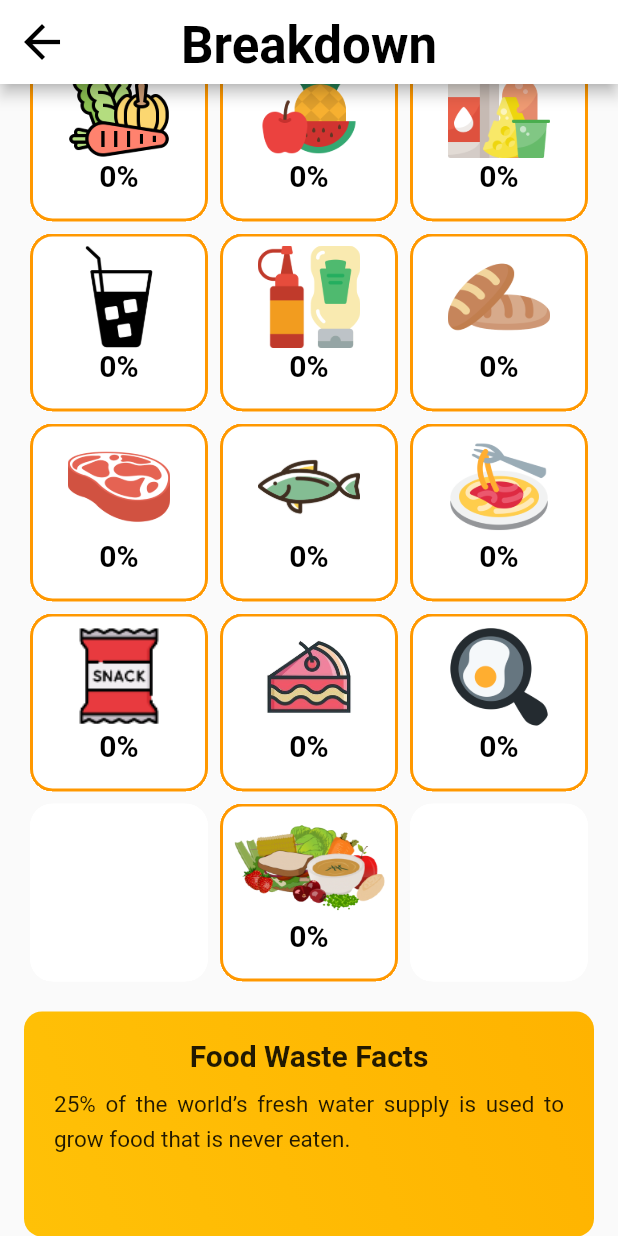
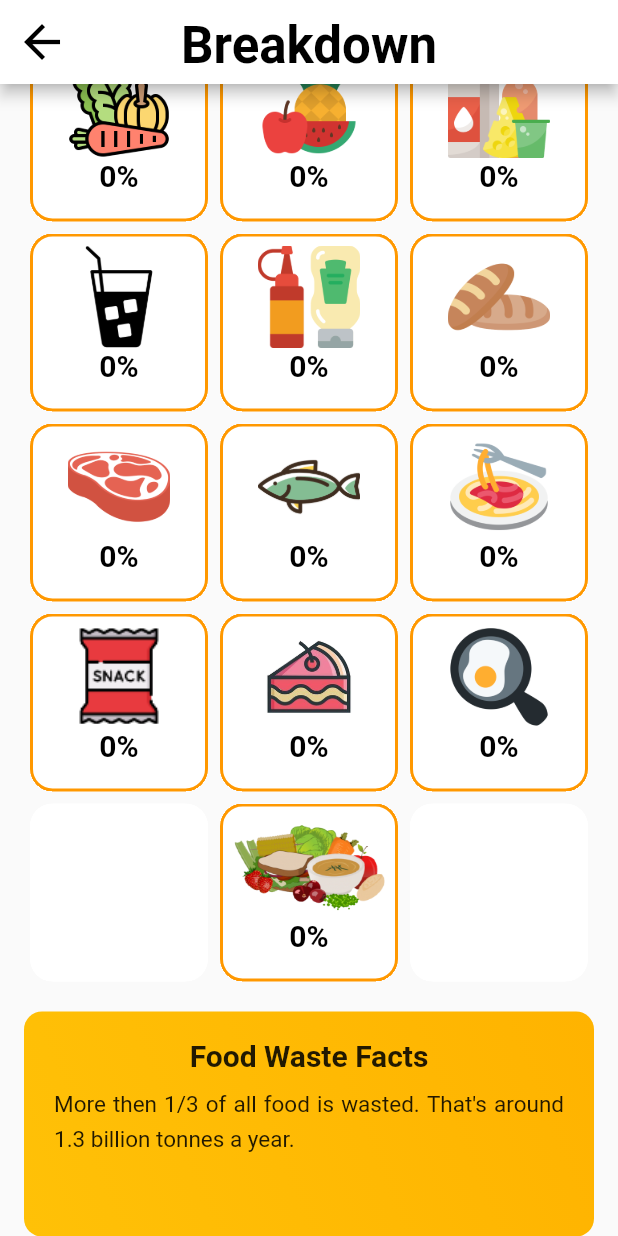
Before and after one commit to NterpriseCEO/GoogleSolutions, a Flutter app: the Dashboard screen opened by its route, scrolled down 387 dp, on a phone screen of 412 x 824 dp. Run offline on Flutter 3.47's test engine with Material 2 defaults, Android fonts, the phone set to English and light mode, and no system bars; drawn by our look-alikes of pie_chart; our stand-ins replace camera, cloud_firestore, firebase_auth, firebase_core, firebase_messaging, flutter_local_notifications and 8 more; missing offline and left inert: flutter_picker, google_ml_kit; accounts and stored records are empty; statements that could not run were skipped.

Commit message:
Updated food facts

```diff
--- a/lib/pages/Dashboard.dart
+++ b/lib/pages/Dashboard.dart
@@ -1,6 +1,7 @@
 import 'package:best_before_app/components/InventoryCard.dart';
 import 'package:flutter/cupertino.dart';
 import 'package:flutter/material.dart';
+import 'dart:math';
 
 import '../UpdateDatabase.dart';
 import 'components/ExpiryChart.dart';
@@ -34,6 +35,34 @@ class _DashboardState extends State<Dashboard> {
     expiredAmount = 0;
     total = 0;
   }
+
+  String getRandomElement(List li){
+    final rand = new Random();
+    var i = rand.nextInt(li.length);
+    return li[i];
+  }
+  List facts = [
+    "More then 1/3 of all food is wasted. That's around 1.3 billion tonnes a year.",
+    "Food waste causes 3.3 billion tonnes of C02 emissions a year.",
+    "Almost \$1 trillion in food is wasted globally a year. Don't waste money overbuying.",
+    "An area larger then China is used to grow food that is never eaten.",
+    "25% of the worlds fresh water is used to grow food that is never eaten.",
+    "Food waste would be the 3rd largest emitter of C02 if it were a country.",
+    "In developed countries over half of total food waste is in homes rather then in restaurants.",
+    "Reducing food wastage is one of the best ways to fight climate change.",
+    "Best before dates can still be eaten after the date labelled on the package.",
+    "Eat other foods, 75% of food generated is by 12 plants and 5 animal species.",
+    "The global food system is responsible for almost 30% of all Green House Gas emissions.",
+    "33% of fish stocks are overfished at an unsustainable level leading to decreasing fish populations.",
+    "Fruit and Vegetables are the most wasted food group. Accounting for 40-50% together",
+    "25% of food waste can feed 870 million people. This would feed the 690 million underfed people.",
+    "Food rot from wasted food releases Methane which is 28x stronger then C02.",
+    "8% of Green House Gasses are caused by food waste when they rot in landfills.",
+    "One burger uses the same amount of water as a 90 minute shower. That's 2400 litres of water.",
+    "It takes 25 years for a head of lettuce to decompose in a landfill.",
+    "Large amounts of food are wasted due to appearance as people don't want to eat them.",
+    "Reducing food waste is the third most effective way to address climate change."
+  ];
 
   Future<int> getCards() async {
     List<String> categories = [
@@ -73,6 +102,8 @@ class _DashboardState extends State<Dashboard> {
 
   @override
   Widget build(BuildContext context) {
+    //text element for food facts
+    var textElement = getRandomElement(facts);
     return Scaffold(
       resizeToAvoidBottomInset: false,
       body: SafeArea(
@@ -178,7 +209,7 @@ class _DashboardState extends State<Dashboard> {
                             ),
                           ),
                           Text(
-                            '25% of the world’s fresh water supply is used to grow food that is never eaten.',
+                            '$textElement',
                             textAlign: TextAlign.justify,
                             style: TextStyle(
                               height: 1.5,
```
Also changed, not shown: 2 other files.
